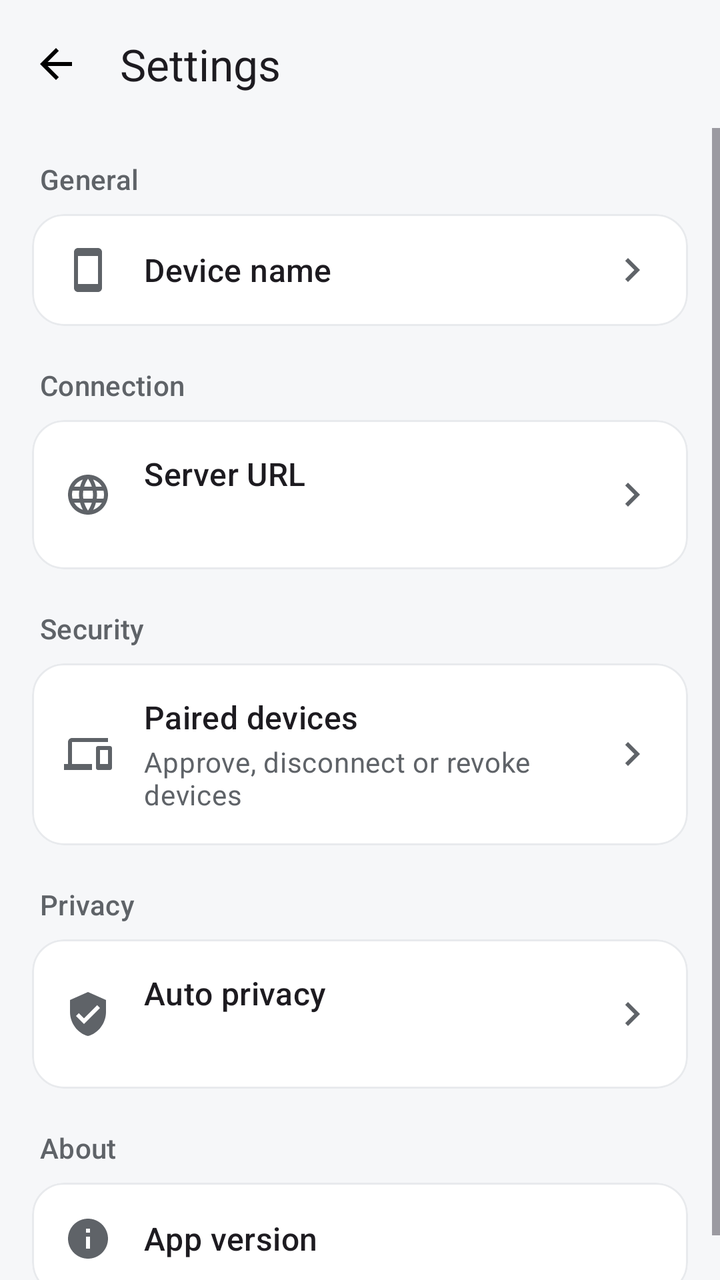
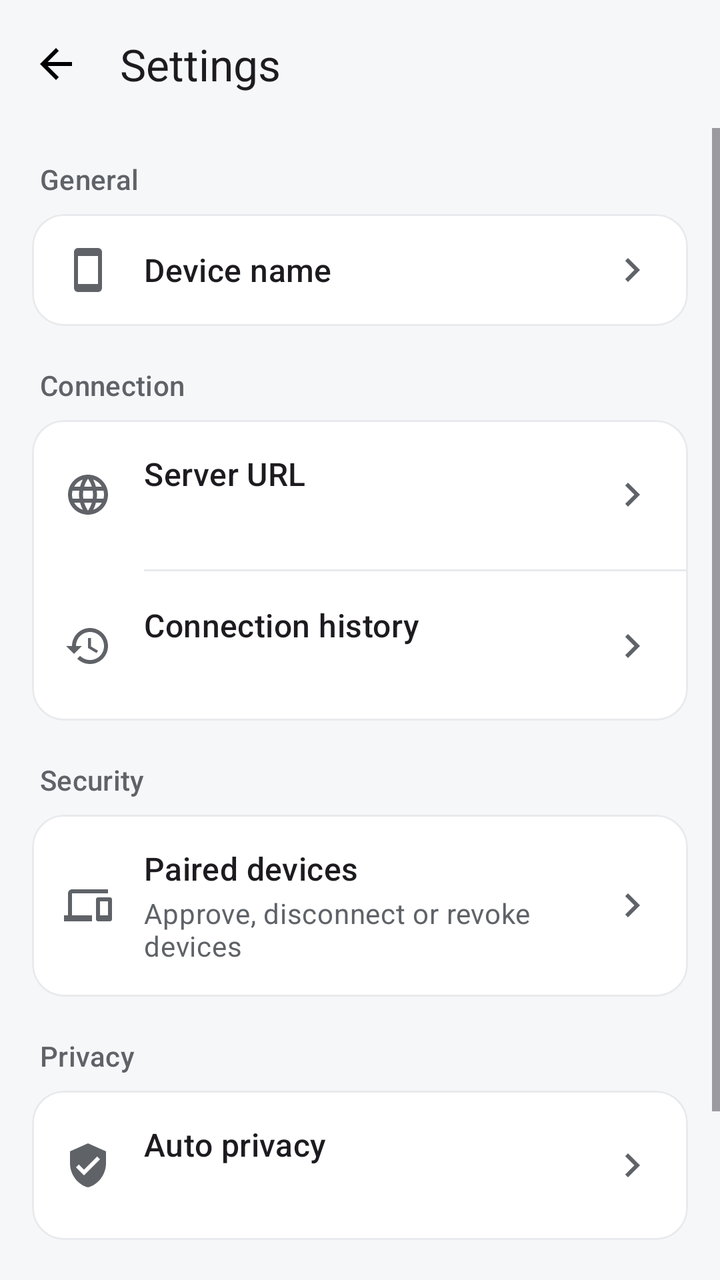

An Android layout rendered at two revisions. The XML below is the earlier revision; the diff shows what the commit changed to produce the second picture.
<!-- AndroidManifest.xml: application theme Theme.RemoteDesktop -->
<!-- res/layout/activity_settings.xml -->
<?xml version="1.0" encoding="utf-8"?>
<LinearLayout xmlns:android="http://schemas.android.com/apk/res/android"
    xmlns:app="http://schemas.android.com/apk/res-auto"
    android:layout_width="match_parent"
    android:layout_height="match_parent"
    android:orientation="vertical">

    <com.google.android.material.appbar.MaterialToolbar
        android:id="@+id/toolbar"
        android:layout_width="match_parent"
        android:layout_height="?attr/actionBarSize"
        android:background="@android:color/transparent"
        app:navigationIcon="@drawable/ic_arrow_back"
        app:title="Settings" />

    <ScrollView
        android:layout_width="match_parent"
        android:layout_height="match_parent"
        android:fillViewport="true">

        <LinearLayout
            android:layout_width="match_parent"
            android:layout_height="wrap_content"
            android:orientation="vertical"
            android:padding="16dp">

            
            <TextView
                style="@style/RdSectionHeader"
                android:layout_marginTop="0dp"
                android:text="General" />

            <com.google.android.material.card.MaterialCardView
                android:layout_width="match_parent"
                android:layout_height="wrap_content"
                style="@style/RdCard">

                <LinearLayout
                    android:id="@+id/deviceNameRow"
                    android:layout_width="match_parent"
                    android:layout_height="wrap_content"
                    android:orientation="horizontal"
                    android:gravity="center_vertical"
                    android:padding="16dp"
                    android:background="?attr/selectableItemBackground">

                    <ImageView
                        style="@style/RdRowIcon"
                        android:importantForAccessibility="no"
                        android:src="@drawable/ic_smartphone"
                        app:tint="?attr/colorOnSurfaceVariant" />

                    <TextView
                        android:layout_width="0dp"
                        android:layout_height="wrap_content"
                        android:layout_weight="1"
                        android:text="Device name"
                        android:textAppearance="?attr/textAppearanceTitleMedium" />

                    <TextView
                        android:id="@+id/deviceNameValue"
                        android:layout_width="wrap_content"
                        android:layout_height="wrap_content"
                        android:layout_marginStart="8dp"
                        android:textAppearance="?attr/textAppearanceBodyMedium"
                        android:textColor="?attr/colorOnSurfaceVariant" />

                    <ImageView
                        android:layout_width="24dp"
                        android:layout_height="24dp"
                        android:importantForAccessibility="no"
                        android:src="@drawable/ic_chevron_right"
                        app:tint="?attr/colorOnSurfaceVariant" />
                </LinearLayout>
            </com.google.android.material.card.MaterialCardView>

            
            <TextView
                style="@style/RdSectionHeader"
                android:text="Connection" />

            <com.google.android.material.card.MaterialCardView
                android:layout_width="match_parent"
                android:layout_height="wrap_content"
                style="@style/RdCard">

                <LinearLayout
                    android:layout_width="match_parent"
                    android:layout_height="wrap_content"
                    android:orientation="vertical">

                    <LinearLayout
                        android:id="@+id/serverUrlRow"
                        android:layout_width="match_parent"
                        android:layout_height="wrap_content"
                        android:orientation="horizontal"
                        android:gravity="center_vertical"
                        android:padding="16dp"
                        android:background="?attr/selectableItemBackground">

                        <ImageView
                            style="@style/RdRowIcon"
                            android:importantForAccessibility="no"
                            android:src="@drawable/ic_globe"
                            app:tint="?attr/colorOnSurfaceVariant" />

                        <LinearLayout
                            android:layout_width="0dp"
                            android:layout_height="wrap_content"
                            android:layout_weight="1"
                            android:orientation="vertical">

                            <TextView
                                android:layout_width="match_parent"
                                android:layout_height="wrap_content"
                                android:text="Server URL"
                                android:textAppearance="?attr/textAppearanceTitleMedium" />

                            <TextView
                                android:id="@+id/serverUrlValue"
                                android:layout_width="match_parent"
                                android:layout_height="wrap_content"
                                android:layout_marginTop="2dp"
                                android:textAppearance="?attr/textAppearanceBodyMedium"
                                android:textColor="?attr/colorOnSurfaceVariant" />
                        </LinearLayout>

                        <ImageView
                            android:layout_width="24dp"
                            android:layout_height="24dp"
                            android:importantForAccessibility="no"
                            android:src="@drawable/ic_chevron_right"
                            app:tint="?attr/colorOnSurfaceVariant" />
                    </LinearLayout>
                </LinearLayout>
            </com.google.android.material.card.MaterialCardView>

            
            <TextView
                style="@style/RdSectionHeader"
                android:text="Security" />

            <com.google.android.material.card.MaterialCardView
                android:layout_width="match_parent"
                android:layout_height="wrap_content"
                style="@style/RdCard">

                <LinearLayout
                    android:layout_width="match_parent"
                    android:layout_height="wrap_content"
                    android:orientation="vertical">

                    <LinearLayout
                        android:id="@+id/pairedDevicesRow"
                        android:layout_width="match_parent"
                        android:layout_height="wrap_content"
                        android:orientation="horizontal"
                        android:gravity="center_vertical"
                        android:padding="16dp"
                        android:background="?attr/selectableItemBackground">

                        <ImageView
                            style="@style/RdRowIcon"
                            android:importantForAccessibility="no"
                            android:src="@drawable/ic_devices"
                            app:tint="?attr/colorOnSurfaceVariant" />

                        <LinearLayout
                            android:layout_width="0dp"
                            android:layout_height="wrap_content"
                            android:layout_weight="1"
                            android:orientation="vertical">

                            <TextView
                                android:layout_width="match_parent"
                                android:layout_height="wrap_content"
                                android:text="Paired devices"
                                android:textAppearance="?attr/textAppearanceTitleMedium" />

                            <TextView
                                android:layout_width="match_parent"
                                android:layout_height="wrap_content"
                                android:layout_marginTop="2dp"
                                android:text="Approve, disconnect or revoke devices"
                                android:textAppearance="?attr/textAppearanceBodyMedium"
                                android:textColor="?attr/colorOnSurfaceVariant" />
                        </LinearLayout>

                        <ImageView
                            android:layout_width="24dp"
                            android:layout_height="24dp"
                            android:importantForAccessibility="no"
                            android:src="@drawable/ic_chevron_right"
                            app:tint="?attr/colorOnSurfaceVariant" />
                    </LinearLayout>

                </LinearLayout>
            </com.google.android.material.card.MaterialCardView>

            <TextView
                style="@style/RdSectionHeader"
                android:text="@string/privacy" />

            <com.google.android.material.card.MaterialCardView
                android:layout_width="match_parent"
                android:layout_height="wrap_content"
                style="@style/RdCard">

                <LinearLayout
                    android:id="@+id/autoPrivacyRow"
                    android:layout_width="match_parent"
                    android:layout_height="wrap_content"
                    android:orientation="horizontal"
                    android:gravity="center_vertical"
                    android:padding="16dp"
                    android:background="?attr/selectableItemBackground">

                    <ImageView
                        style="@style/RdRowIcon"
                        android:importantForAccessibility="no"
                        android:src="@drawable/ic_shield"
                        app:tint="?attr/colorOnSurfaceVariant" />

                    <LinearLayout
                        android:layout_width="0dp"
                        android:layout_height="wrap_content"
                        android:layout_weight="1"
                        android:orientation="vertical">

                        <TextView
                            android:layout_width="match_parent"
                            android:layout_height="wrap_content"
                            android:text="@string/auto_privacy"
                            android:textAppearance="?attr/textAppearanceTitleMedium" />

                        <TextView
                            android:id="@+id/autoPrivacyValue"
                            android:layout_width="match_parent"
                            android:layout_height="wrap_content"
                            android:layout_marginTop="2dp"
                            android:textAppearance="?attr/textAppearanceBodyMedium"
                            android:textColor="?attr/colorOnSurfaceVariant" />
                    </LinearLayout>

                    <ImageView
                        android:layout_width="24dp"
                        android:layout_height="24dp"
                        android:importantForAccessibility="no"
                        android:src="@drawable/ic_chevron_right"
                        app:tint="?attr/colorOnSurfaceVariant" />
                </LinearLayout>
            </com.google.android.material.card.MaterialCardView>

            
            <TextView
                style="@style/RdSectionHeader"
                android:text="About" />

            <com.google.android.material.card.MaterialCardView
                android:layout_width="match_parent"
                android:layout_height="wrap_content"
                style="@style/RdCard">

                <LinearLayout
                    android:layout_width="match_parent"
                    android:layout_height="wrap_content"
                    android:orientation="horizontal"
                    android:gravity="center_vertical"
                    android:padding="16dp">

                    <ImageView
                        style="@style/RdRowIcon"
                        android:importantForAccessibility="no"
                        android:src="@drawable/ic_info"
                        app:tint="?attr/colorOnSurfaceVariant" />

                    <TextView
                        android:layout_width="0dp"
                        android:layout_height="wrap_content"
                        android:layout_weight="1"
                        android:text="App version"
                        android:textAppearance="?attr/textAppearanceTitleMedium" />

                    <TextView
                        android:id="@+id/versionValue"
                        android:layout_width="wrap_content"
                        android:layout_height="wrap_content"
                        android:textAppearance="?attr/textAppearanceBodyMedium"
                        android:textColor="?attr/colorOnSurfaceVariant" />
                </LinearLayout>
            </com.google.android.material.card.MaterialCardView>
        </LinearLayout>
    </ScrollView>
</LinearLayout>
<!-- resources referenced by this layout -->
<resources>
  <!-- drawable ic_arrow_back (drawable) -->
  <vector xmlns:android="http://schemas.android.com/apk/res/android"
      android:width="24dp" android:height="24dp"
      android:viewportWidth="24" android:viewportHeight="24">
      <path android:fillColor="#FF000000"
          android:pathData="M20,11H7.83l5.59,-5.59L12,4l-8,8 8,8 1.41,-1.41L7.83,13H20v-2z"/>
  </vector>
  <!-- drawable ic_chevron_right (drawable) -->
  <vector xmlns:android="http://schemas.android.com/apk/res/android"
      android:width="24dp" android:height="24dp"
      android:viewportWidth="24" android:viewportHeight="24">
      <path android:fillColor="#FF000000"
          android:pathData="M10,6L8.59,7.41 13.17,12l-4.58,4.59L10,18l6,-6z"/>
  </vector>
  <!-- drawable ic_info (drawable) -->
  <vector xmlns:android="http://schemas.android.com/apk/res/android"
      android:width="24dp" android:height="24dp"
      android:viewportWidth="24" android:viewportHeight="24">
      <path android:fillColor="#FF000000"
          android:pathData="M12,2C6.48,2 2,6.48 2,12s4.48,10 10,10 10,-4.48 10,-10S17.52,2 12,2zM13,17h-2v-6h2v6zM13,9h-2V7h2v2z"/>
  </vector>
  <!-- drawable ic_shield (drawable) -->
  <vector xmlns:android="http://schemas.android.com/apk/res/android"
      android:width="24dp" android:height="24dp"
      android:viewportWidth="24" android:viewportHeight="24">
      <path android:fillColor="#FF000000"
          android:pathData="M12,1L3,5v6c0,5.55 3.84,10.74 9,12 5.16,-1.26 9,-6.45 9,-12V5L12,1zM10,17l-4,-4 1.41,-1.41L10,14.17l6.59,-6.59L18,9l-8,8z"/>
  </vector>
  <!-- drawable ic_smartphone (drawable) -->
  <vector xmlns:android="http://schemas.android.com/apk/res/android"
      android:width="24dp" android:height="24dp"
      android:viewportWidth="24" android:viewportHeight="24">
      <path android:fillColor="#FF000000"
          android:pathData="M17,1.01L7,1c-1.1,0 -2,0.9 -2,2v18c0,1.1 0.9,2 2,2h10c1.1,0 2,-0.9 2,-2V3c0,-1.1 -0.9,-1.99 -2,-1.99zM17,19H7V5h10v14z"/>
  </vector>
  <string name="auto_privacy">Auto privacy</string>
  <string name="privacy">Privacy</string>
  <style name="RdCard" parent="Widget.Material3.CardView.Outlined">
          <item name="cardBackgroundColor">?attr/colorSurface</item>
          <item name="strokeColor">?attr/colorOutlineVariant</item>
          <item name="strokeWidth">1dp</item>
          <item name="cardCornerRadius">16dp</item>
          <item name="cardElevation">0dp</item>
      </style>
  <style name="RdRowIcon">
          <item name="android:layout_width">24dp</item>
          <item name="android:layout_height">24dp</item>
          <item name="android:layout_gravity">center_vertical</item>
          <item name="android:layout_marginEnd">16dp</item>
      </style>
  <color name="rd_primary">#1A73E8</color>
  <color name="rd_on_primary">#FFFFFF</color>
  <color name="rd_primary_container">#D3E3FD</color>
  <color name="rd_on_primary_container">#041E49</color>
  <color name="rd_surface">#FFFFFF</color>
  <color name="rd_on_surface">#1F1F1F</color>
  <color name="rd_surface_variant">#F1F3F4</color>
  <color name="rd_on_surface_variant">#5F6368</color>
  <color name="rd_outline">#DADCE0</color>
  <color name="rd_outline_variant">#E8EAED</color>
  <color name="rd_background">#F6F7F9</color>
  <!-- unchanged entries left out for length: 4 -->
</resources>

<!-- the commit's change to res/layout/activity_settings.xml (unified diff, before → after) -->
@@ -132,6 +132,55 @@
                             android:src="@drawable/ic_chevron_right"
                             app:tint="?attr/colorOnSurfaceVariant" />
                     </LinearLayout>
+
+                    <com.google.android.material.divider.MaterialDivider
+                        android:layout_width="match_parent"
+                        android:layout_height="wrap_content"
+                        android:layout_marginStart="56dp" />
+
+                    <LinearLayout
+                        android:id="@+id/connectionHistoryRow"
+                        android:layout_width="match_parent"
+                        android:layout_height="wrap_content"
+                        android:orientation="horizontal"
+                        android:gravity="center_vertical"
+                        android:padding="16dp"
+                        android:background="?attr/selectableItemBackground">
+
+                        <ImageView
+                            style="@style/RdRowIcon"
+                            android:importantForAccessibility="no"
+                            android:src="@drawable/ic_history"
+                            app:tint="?attr/colorOnSurfaceVariant" />
+
+                        <LinearLayout
+                            android:layout_width="0dp"
+                            android:layout_height="wrap_content"
+                            android:layout_weight="1"
+                            android:orientation="vertical">
+
+                            <TextView
+                                android:layout_width="match_parent"
+                                android:layout_height="wrap_content"
+                                android:text="@string/connection_history"
+                                android:textAppearance="?attr/textAppearanceTitleMedium" />
+
+                            <TextView
+                                android:id="@+id/connectionHistoryValue"
+                                android:layout_width="match_parent"
+                                android:layout_height="wrap_content"
+                                android:layout_marginTop="2dp"
+                                android:textAppearance="?attr/textAppearanceBodyMedium"
+                                android:textColor="?attr/colorOnSurfaceVariant" />
+                        </LinearLayout>
+
+                        <ImageView
+                            android:layout_width="24dp"
+                            android:layout_height="24dp"
+                            android:importantForAccessibility="no"
+                            android:src="@drawable/ic_chevron_right"
+                            app:tint="?attr/colorOnSurfaceVariant" />
+                    </LinearLayout>
                 </LinearLayout>
             </com.google.android.material.card.MaterialCardView>
 
<!-- resource entries referenced after the edit -->
@@ -13,6 +13,13 @@
       android:viewportWidth="24" android:viewportHeight="24">
       <path android:fillColor="#FF000000"
           android:pathData="M10,6L8.59,7.41 13.17,12l-4.58,4.59L10,18l6,-6z"/>
+  </vector>
+  <!-- drawable ic_history (drawable) -->
+  <vector xmlns:android="http://schemas.android.com/apk/res/android"
+      android:width="24dp" android:height="24dp"
+      android:viewportWidth="24" android:viewportHeight="24">
+      <path android:fillColor="#FF000000"
+          android:pathData="M13,3c-4.97,0 -9,4.03 -9,9L1,12l3.89,3.89 0.07,0.14L9,12L6,12c0,-3.87 3.13,-7 7,-7s7,3.13 7,7 -3.13,7 -7,7c-1.93,0 -3.68,-0.79 -4.94,-2.06l-1.42,1.42C8.27,19.99 10.51,21 13,21c4.97,0 9,-4.03 9,-9s-4.03,-9 -9,-9zM12,8v5l4.28,2.54 0.72,-1.21 -3.5,-2.08L13.5,8L12,8z"/>
   </vector>
   <!-- drawable ic_info (drawable) -->
   <vector xmlns:android="http://schemas.android.com/apk/res/android"
@@ -36,6 +43,7 @@
           android:pathData="M17,1.01L7,1c-1.1,0 -2,0.9 -2,2v18c0,1.1 0.9,2 2,2h10c1.1,0 2,-0.9 2,-2V3c0,-1.1 -0.9,-1.99 -2,-1.99zM17,19H7V5h10v14z"/>
   </vector>
   <string name="auto_privacy">Auto privacy</string>
+  <string name="connection_history">Connection history</string>
   <string name="privacy">Privacy</string>
   <style name="RdCard" parent="Widget.Material3.CardView.Outlined">
           <item name="cardBackgroundColor">?attr/colorSurface</item>
